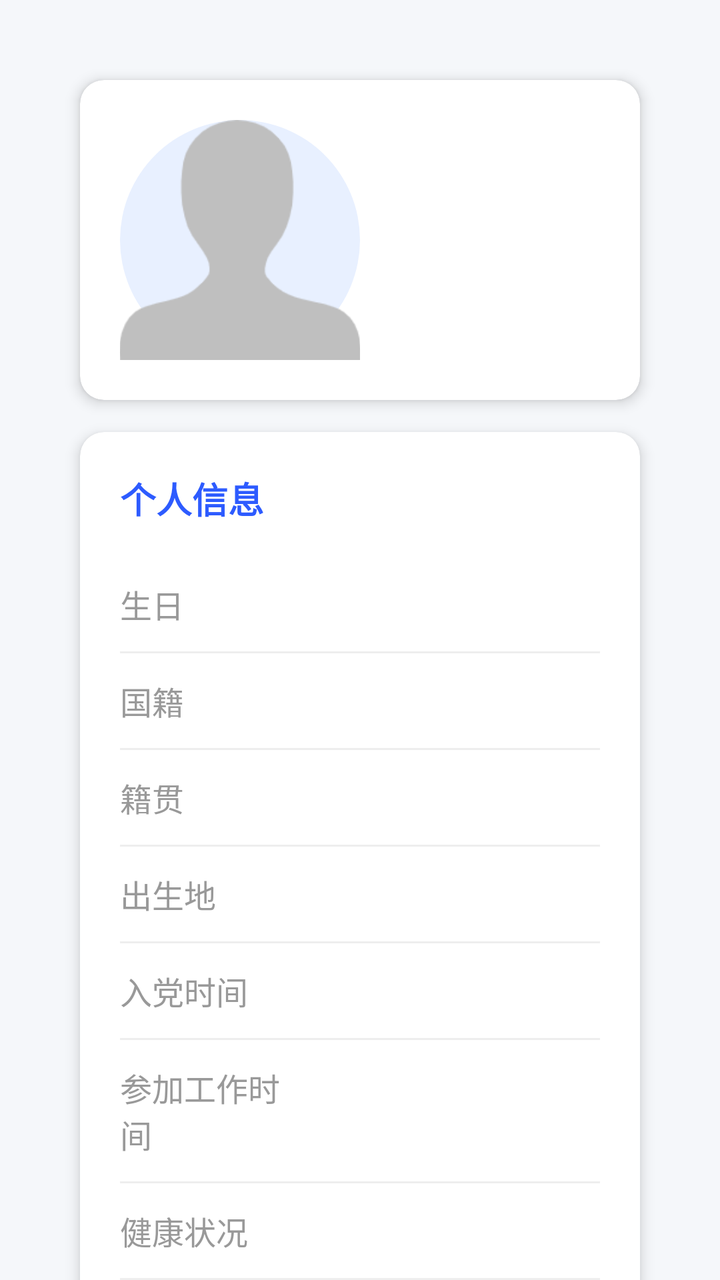
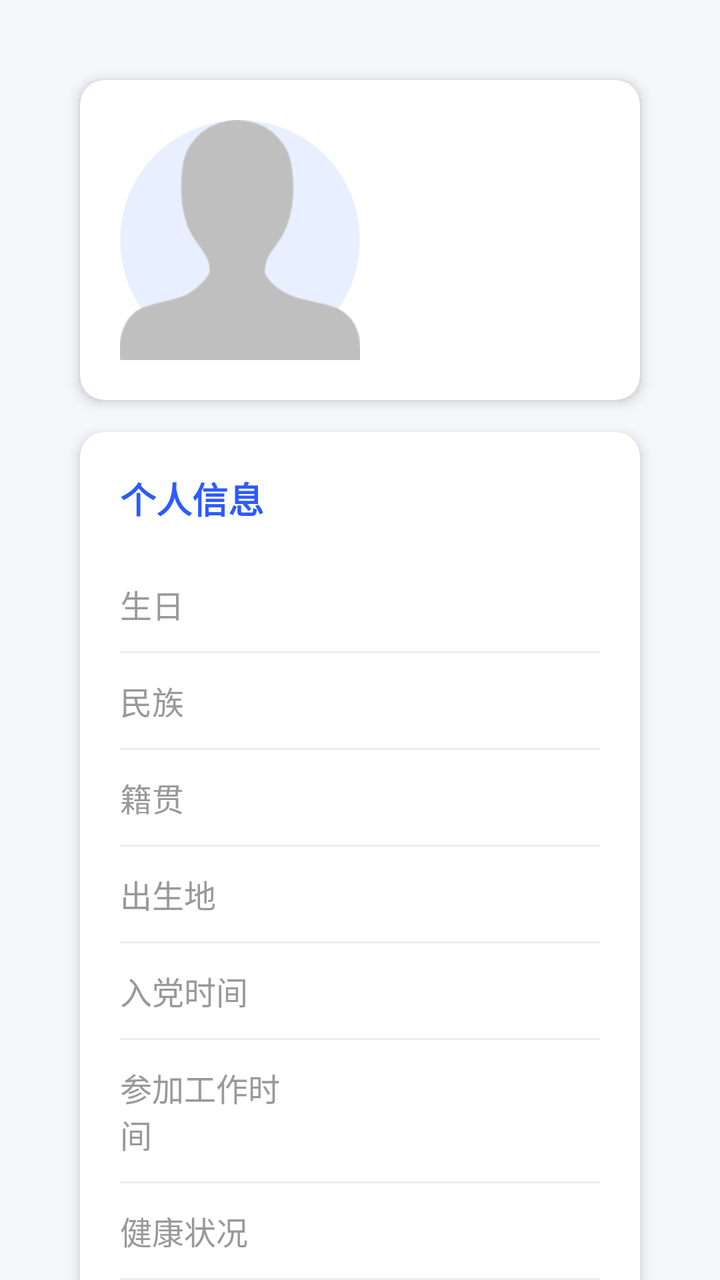

Two renders of the same Android screen: before a commit and after it. Below are the layout's source before the change and the commit's diff.
<!-- AndroidManifest.xml: application theme Theme.MyApplication -->
<!-- res/layout/activity_one_info.xml -->
<?xml version="1.0" encoding="utf-8"?>
<androidx.core.widget.NestedScrollView xmlns:android="http://schemas.android.com/apk/res/android"
    xmlns:app="http://schemas.android.com/apk/res-auto"
    android:layout_width="match_parent"
    android:layout_height="match_parent"
    android:background="@color/bg_page">

    <androidx.constraintlayout.widget.ConstraintLayout
        android:id="@+id/main"
        android:layout_width="match_parent"
        android:layout_height="wrap_content"
        android:padding="24dp">

        
        <androidx.cardview.widget.CardView
            android:id="@+id/top_info_card"
            android:layout_width="match_parent"
            android:layout_height="wrap_content"
            android:layout_marginTop="16dp"
            android:layout_marginBottom="16dp"
            android:layout_marginRight="16dp"
            android:layout_marginLeft="16dp"
            app:cardBackgroundColor="@color/bg_card"
            app:cardCornerRadius="12dp"
            app:cardElevation="4dp"
            app:layout_constraintTop_toTopOf="parent">

            <androidx.constraintlayout.widget.ConstraintLayout
                android:layout_width="match_parent"
                android:layout_height="wrap_content"
                android:padding="20dp">

                
                <ImageView
                    android:id="@+id/headpic_image_view"
                    android:layout_width="120dp"
                    android:layout_height="120dp"
                    android:background="@drawable/avatar_placeholder"
                    android:clipToOutline="true"
                    android:outlineProvider="bounds"
                    android:scaleType="centerCrop"
                    android:src="@drawable/z_headpic"
                    android:clickable="true"
                android:onClick="onHeadpicClick"
                android:foreground="?attr/selectableItemBackgroundBorderless"
                    app:layout_constraintStart_toStartOf="parent"
                    app:layout_constraintTop_toTopOf="parent" />


                
                <LinearLayout
                    android:layout_width="0dp"
                    android:layout_height="wrap_content"
                    android:layout_marginStart="20dp"
                    android:gravity="center_vertical"
                    android:orientation="vertical"
                    app:layout_constraintEnd_toEndOf="parent"
                    app:layout_constraintStart_toEndOf="@id/headpic_image_view"
                    app:layout_constraintTop_toTopOf="@id/headpic_image_view">

                    <TextView
                        android:id="@+id/name_text_view"
                        android:layout_width="wrap_content"
                        android:layout_height="wrap_content"
                        android:textColor="@color/text_title"
                        android:textSize="24sp"
                        android:textStyle="bold" />

                    <TextView
                        android:id="@+id/sex_text_view"
                        android:layout_width="wrap_content"
                        android:layout_height="wrap_content"
                        android:layout_marginTop="8dp"
                        android:textColor="@color/text_content"
                        android:textSize="16sp" />
                </LinearLayout>
            </androidx.constraintlayout.widget.ConstraintLayout>
        </androidx.cardview.widget.CardView>

        
        <androidx.cardview.widget.CardView
            android:id="@+id/personal_info_card"
            android:layout_width="match_parent"
            android:layout_height="wrap_content"
            android:layout_marginTop="16dp"
            android:layout_marginBottom="16dp"
            android:layout_marginRight="16dp"
            android:layout_marginLeft="16dp"
            app:cardBackgroundColor="@color/bg_card"
            app:cardCornerRadius="12dp"
            app:cardElevation="4dp"
            app:layout_constraintTop_toBottomOf="@id/top_info_card">

            <LinearLayout
                android:layout_width="match_parent"
                android:layout_height="wrap_content"
                android:orientation="vertical"
                android:padding="20dp">

                
                <TextView
                    android:id="@+id/personal_info_title"
                    android:layout_width="match_parent"
                    android:layout_height="wrap_content"
                    android:text="个人信息"
                    android:textColor="@color/primary"
                    android:textSize="18sp"
                    android:textStyle="bold" />

                
                <LinearLayout
                    android:layout_width="match_parent"
                    android:layout_height="wrap_content"
                    android:layout_marginTop="16dp"
                    android:divider="@drawable/divider_line"
                    android:orientation="vertical"
                    android:showDividers="middle">

                    
                    <LinearLayout
                        android:layout_width="match_parent"
                        android:layout_height="wrap_content"
                        android:orientation="horizontal"
                        android:paddingVertical="12dp">

                        <TextView
                            android:layout_width="0dp"
                            android:layout_height="wrap_content"
                            android:layout_weight="1"
                            android:text="生日"
                            android:textColor="@color/text_hint"
                            android:textSize="16sp" />

                        <TextView
                            android:id="@+id/birthday_text_view"
                            android:layout_width="0dp"
                            android:layout_height="wrap_content"
                            android:layout_weight="2"
                            android:gravity="end"
                            android:textColor="@color/text_content"
                            android:textSize="16sp" />
                    </LinearLayout>

                    
                    <LinearLayout
                        android:layout_width="match_parent"
                        android:layout_height="wrap_content"
                        android:orientation="horizontal"
                        android:paddingVertical="12dp">

                        <TextView
                            android:layout_width="0dp"
                            android:layout_height="wrap_content"
                            android:layout_weight="1"
                            android:text="国籍"
                            android:textColor="@color/text_hint"
                            android:textSize="16sp" />

                        <TextView
                            android:id="@+id/nationality_text_view"
                            android:layout_width="0dp"
                            android:layout_height="wrap_content"
                            android:layout_weight="2"
                            android:gravity="end"
                            android:textColor="@color/text_content"
                            android:textSize="16sp" />
                    </LinearLayout>
                    
                    <LinearLayout
                        android:layout_width="match_parent"
                        android:layout_height="wrap_content"
                        android:orientation="horizontal"
                        android:paddingVertical="12dp">

                        <TextView
                            android:layout_width="0dp"
                            android:layout_height="wrap_content"
                            android:layout_weight="1"
                            android:text="籍贯"
                            android:textColor="@color/text_hint"
                            android:textSize="16sp" />

                        <TextView
                            android:id="@+id/nativeplace_text_view"
                            android:layout_width="0dp"
                            android:layout_height="wrap_content"
                            android:layout_weight="2"
                            android:gravity="end"
                            android:textColor="@color/text_content"
                            android:textSize="16sp" />
                    </LinearLayout>
                    
                    <LinearLayout
                        android:layout_width="match_parent"
                        android:layout_height="wrap_content"
                        android:orientation="horizontal"
                        android:paddingVertical="12dp">

                        <TextView
                            android:layout_width="0dp"
                            android:layout_height="wrap_content"
                            android:layout_weight="1"
                            android:text="出生地"
                            android:textColor="@color/text_hint"
                            android:textSize="16sp" />

                        <TextView
                            android:id="@+id/birthplace_text_view"
                            android:layout_width="0dp"
                            android:layout_height="wrap_content"
                            android:layout_weight="2"
                            android:gravity="end"
                            android:textColor="@color/text_content"
                            android:textSize="16sp" />
                    </LinearLayout>

                    
                    <LinearLayout
                        android:layout_width="match_parent"
                        android:layout_height="wrap_content"
                        android:orientation="horizontal"
                        android:paddingVertical="12dp">

                        <TextView
                            android:layout_width="0dp"
                            android:layout_height="wrap_content"
                            android:layout_weight="1"
                            android:text="入党时间"
                            android:textColor="@color/text_hint"
                            android:textSize="16sp" />

                        <TextView
                            android:id="@+id/date_of_CPC_text_view"
                            android:layout_width="0dp"
                            android:layout_height="wrap_content"
                            android:layout_weight="2"
                            android:gravity="end"
                            android:textColor="@color/text_content"
                            android:textSize="16sp" />
                    </LinearLayout>

                    
                    <LinearLayout
                        android:layout_width="match_parent"
                        android:layout_height="wrap_content"
                        android:orientation="horizontal"
                        android:paddingVertical="12dp">

                        <TextView
                            android:layout_width="0dp"
                            android:layout_height="wrap_content"
                            android:layout_weight="1"
                            android:text="参加工作时间"
                            android:textColor="@color/text_hint"
                            android:textSize="16sp" />

                        <TextView
                            android:id="@+id/date_of_work_text_view"
                            android:layout_width="0dp"
                            android:layout_height="wrap_content"
                            android:layout_weight="2"
                            android:gravity="end"
                            android:textColor="@color/text_content"
                            android:textSize="16sp" />
                    </LinearLayout>
                    
                    <LinearLayout
                        android:layout_width="match_parent"
                        android:layout_height="wrap_content"
                        android:orientation="horizontal"
                        android:paddingVertical="12dp">

                        <TextView
                            android:layout_width="0dp"
                            android:layout_height="wrap_content"
                            android:layout_weight="1"
                            android:text="健康状况"
                            android:textColor="@color/text_hint"
                            android:textSize="16sp" />

                        <TextView
                            android:id="@+id/health_status_text_view"
                            android:layout_width="0dp"
                            android:layout_height="wrap_content"
                            android:layout_weight="2"
                            android:gravity="end"
                            android:textColor="@color/text_content"
                            android:textSize="16sp" />
                    </LinearLayout>
                    
                    <LinearLayout
                        android:layout_width="match_parent"
                        android:layout_height="wrap_content"
                        android:orientation="horizontal"
                        android:paddingVertical="12dp">

                        <TextView
                            android:layout_width="0dp"
                            android:layout_height="wrap_content"
                            android:layout_weight="1"
                            android:text="技术职称"
                            android:textColor="@color/text_hint"
                            android:textSize="16sp" />

                        <TextView
                            android:id="@+id/technical_position_text_view"
                            android:layout_width="0dp"
                            android:layout_height="wrap_content"
                            android:layout_weight="2"
                            android:gravity="end"
                            android:textColor="@color/text_content"
                            android:textSize="16sp" />
                    </LinearLayout>
                    
                    <LinearLayout
                        android:layout_width="match_parent"
                        android:layout_height="wrap_content"
                        android:orientation="horizontal"
                        android:paddingVertical="12dp">

                        <TextView
                            android:layout_width="0dp"
                            android:layout_height="wrap_content"
                            android:layout_weight="1"
                            android:text="人才类别"
                            android:textColor="@color/text_hint"
                            android:textSize="16sp" />

                        <TextView
                            android:id="@+id/talent_text_view"
                            android:layout_width="0dp"
                            android:layout_height="wrap_content"
                            android:layout_weight="2"
                            android:gravity="end"
                            android:textColor="@color/text_content"
                            android:textSize="16sp" />
                    </LinearLayout>
                    
                    <LinearLayout
                        android:layout_width="match_parent"
                        android:layout_height="wrap_content"
                        android:orientation="horizontal"
                        android:paddingVertical="12dp">

                        <TextView
                            android:layout_width="0dp"
                            android:layout_height="wrap_content"
                            android:layout_weight="1"
                            android:text="全日制学历"
                            android:textColor="@color/text_hint"
                            android:textSize="16sp" />

                        <TextView
                            android:id="@+id/full_time_schooling_text_view"
                            android:layout_width="0dp"
                            android:layout_height="wrap_content"
                            android:layout_weight="2"
                            android:gravity="end"
                            android:textColor="@color/text_content"
                            android:textSize="16sp" />
                    </LinearLayout>
                    
                    <LinearLayout
                        android:layout_width="match_parent"
                        android:layout_height="wrap_content"
                        android:orientation="horizontal"
                        android:paddingVertical="12dp">

                        <TextView
                            android:layout_width="0dp"
                            android:layout_height="wrap_content"
                            android:layout_weight="1"
                            android:text="全日制学校及专业"
                            android:textColor="@color/text_hint"
                            android:textSize="16sp" />

                        <TextView
                            android:id="@+id/school_and_major_text_view"
                            android:layout_width="0dp"
                            android:layout_height="wrap_content"
                            android:layout_weight="2"
                            android:gravity="end"
                            android:textColor="@color/text_content"
                            android:textSize="16sp" />
                    </LinearLayout>
                    
                    <LinearLayout
                        android:layout_width="match_parent"
                        android:layout_height="wrap_content"
                        android:orientation="horizontal"
                        android:paddingVertical="12dp">

                        <TextView
                            android:layout_width="0dp"
                            android:layout_height="wrap_content"
                            android:layout_weight="1"
                            android:text="在职教育"
                            android:textColor="@color/text_hint"
                            android:textSize="16sp" />

                        <TextView
                            android:id="@+id/inservice_education_text_view"
                            android:layout_width="0dp"
                            android:layout_height="wrap_content"
                            android:layout_weight="2"
                            android:gravity="end"
                            android:textColor="@color/text_content"
                            android:textSize="16sp" />
                    </LinearLayout>
                    
                    <LinearLayout
                        android:layout_width="match_parent"
                        android:layout_height="wrap_content"
                        android:orientation="horizontal"
                        android:paddingVertical="12dp">

                        <TextView
                            android:layout_width="0dp"
                            android:layout_height="wrap_content"
                            android:layout_weight="1"
                            android:text="在职学校及专业"
                            android:textColor="@color/text_hint"
                            android:textSize="16sp" />

                        <TextView
                            android:id="@+id/school_and_major2_text_view"
                            android:layout_width="0dp"
                            android:layout_height="wrap_content"
                            android:layout_weight="2"
                            android:gravity="end"
                            android:textColor="@color/text_content"
                            android:textSize="16sp" />
                    </LinearLayout>
                    
                    <LinearLayout
                        android:layout_width="match_parent"
                        android:layout_height="wrap_content"
                        android:orientation="horizontal"
                        android:paddingVertical="12dp">

                        <TextView
                            android:layout_width="0dp"
                            android:layout_height="wrap_content"
                            android:layout_weight="1"
                            android:text="现任职务"
                            android:textColor="@color/text_hint"
                            android:textSize="16sp" />

                        <TextView
                            android:id="@+id/current_position_text_view"
                            android:layout_width="0dp"
                            android:layout_height="wrap_content"
                            android:layout_weight="2"
                            android:gravity="end"
                            android:textColor="@color/text_content"
                            android:textSize="16sp" />
                    </LinearLayout>
                    
                    <LinearLayout
                        android:layout_width="match_parent"
                        android:layout_height="wrap_content"
                        android:orientation="horizontal"
                        android:paddingVertical="12dp">

                        <TextView
                            android:layout_width="0dp"
                            android:layout_height="wrap_content"
                            android:layout_weight="1"
                            android:text="拟提职务"
                            android:textColor="@color/text_hint"
                            android:textSize="16sp" />

                        <TextView
                            android:id="@+id/proposed_position_text_view"
                            android:layout_width="0dp"
                            android:layout_height="wrap_content"
                            android:layout_weight="2"
                            android:gravity="end"
                            android:textColor="@color/text_content"
                            android:textSize="16sp" />
                    </LinearLayout>
                    
                    <LinearLayout
                        android:layout_width="match_parent"
                        android:layout_height="wrap_content"
                        android:orientation="horizontal"
                        android:paddingVertical="12dp">

                        <TextView
                            android:layout_width="0dp"
                            android:layout_height="wrap_content"
                            android:layout_weight="1"
                            android:text="拟免职务"
                            android:textColor="@color/text_hint"
                            android:textSize="16sp" />

                        <TextView
                            android:id="@+id/proposed_removal_text_view"
                            android:layout_width="0dp"
                            android:layout_height="wrap_content"
                            android:layout_weight="2"
                            android:gravity="end"
                            android:textColor="@color/text_content"
                            android:textSize="16sp" />
                    </LinearLayout>

                    
                    
                </LinearLayout>
            </LinearLayout>
        </androidx.cardview.widget.CardView>

        
        
        
        <androidx.cardview.widget.CardView
            android:id="@+id/other_info_card"
            android:layout_width="match_parent"
            android:layout_height="wrap_content"
            android:layout_marginTop="16dp"
            android:layout_marginBottom="16dp"
            android:layout_marginRight="16dp"
            android:layout_marginLeft="16dp"
            app:cardBackgroundColor="@color/bg_card"
            app:cardCornerRadius="12dp"
            app:cardElevation="4dp"
            app:layout_constraintTop_toBottomOf="@id/personal_info_card">

            <LinearLayout
                android:layout_width="match_parent"
                android:layout_height="wrap_content"
                android:orientation="vertical"
                android:padding="20dp">

                
                <TextView
                    android:id="@+id/other_info_title"
                    android:layout_width="match_parent"
                    android:layout_height="wrap_content"
                    android:text="其他信息"
                    android:textColor="@color/primary"
                    android:textSize="18sp"
                    android:textStyle="bold" />

                
                <LinearLayout
                    android:layout_width="match_parent"
                    android:layout_height="wrap_content"
                    android:layout_marginTop="16dp"
                    android:divider="@drawable/divider_line"
                    android:orientation="vertical"
                    android:showDividers="middle">

                    
                    <LinearLayout
                        android:layout_width="match_parent"
                        android:layout_height="wrap_content"
                        android:orientation="vertical"
                        android:paddingVertical="12dp">

                        <TextView
                            android:layout_width="match_parent"
                            android:layout_height="wrap_content"
                            android:text="工作经历"
                            android:textColor="@color/text_hint"
                            android:textSize="16sp" />

                        <TextView
                            android:id="@+id/work_experience_text_view"
                            android:layout_width="match_parent"
                            android:layout_height="wrap_content"
                            android:layout_marginTop="4dp"
                            android:textColor="@color/text_content"
                            android:textSize="16sp" />
                    </LinearLayout>

                    
                    <LinearLayout
                        android:layout_width="match_parent"
                        android:layout_height="wrap_content"
                        android:orientation="vertical"
                        android:paddingVertical="12dp">

                        <TextView
                            android:layout_width="match_parent"
                            android:layout_height="wrap_content"
                            android:text="奖励情况"
                            android:textColor="@color/text_hint"
                            android:textSize="16sp" />

                        <TextView
                            android:id="@+id/reward_text_view"
                            android:layout_width="match_parent"
                            android:layout_height="wrap_content"
                            android:layout_marginTop="4dp"
                            android:textColor="@color/text_content"
                            android:textSize="16sp" />
                    </LinearLayout>

                    
                    <LinearLayout
                        android:layout_width="match_parent"
                        android:layout_height="wrap_content"
                        android:orientation="vertical"
                        android:paddingVertical="12dp">

                        <TextView
                            android:layout_width="match_parent"
                            android:layout_height="wrap_content"
                            android:text="年度考核情况"
                            android:textColor="@color/text_hint"
                            android:textSize="16sp" />

                        <TextView
                            android:id="@+id/annual_assessment_text_view"
                            android:layout_width="match_parent"
                            android:layout_height="wrap_content"
                            android:layout_marginTop="4dp"
                            android:textColor="@color/text_content"
                            android:textSize="16sp" />
                    </LinearLayout>

                    
                    <LinearLayout
                        android:layout_width="match_parent"
                        android:layout_height="wrap_content"
                        android:orientation="vertical"
                        android:paddingVertical="12dp">

                        <TextView
                            android:layout_width="match_parent"
                            android:layout_height="wrap_content"
                            android:text="提免理由"
                            android:textColor="@color/text_hint"
                            android:textSize="16sp" />

                        <TextView
                            android:id="@+id/reasons_text_view"
                            android:layout_width="match_parent"
                            android:layout_height="wrap_content"
                            android:layout_marginTop="4dp"
                            android:textColor="@color/text_content"
                            android:textSize="16sp" />
                    </LinearLayout>
                    
                    <LinearLayout
                        android:layout_width="match_parent"
                        android:layout_height="wrap_content"
                        android:orientation="vertical"
                        android:paddingVertical="12dp">
                        <TextView
                            android:layout_width="match_parent"
                            android:layout_height="wrap_content"
                            android:text="家庭信息"
                            android:textColor="@color/text_hint"
                            android:textSize="16sp" />
                        <TextView
                            android:id="@+id/family_text_view"
                            android:layout_width="match_parent"
                            android:layout_height="wrap_content"
                            android:layout_marginTop="4dp"
                            android:textColor="@color/text_content"
                            android:textSize="16sp" />
                    </LinearLayout>



                </LinearLayout>
            </LinearLayout>
        </androidx.cardview.widget.CardView>

    </androidx.constraintlayout.widget.ConstraintLayout>
</androidx.core.widget.NestedScrollView>
<!-- resources referenced by this layout -->
<resources>
  <color name="bg_card">#FFFFFF</color>
  <color name="bg_page">#F5F7FA</color>
  <color name="primary">#2D5BFF</color>
  <color name="text_content">#666666</color>
  <color name="text_hint">#999999</color>
  <color name="text_title">#222222</color>
  <!-- drawable avatar_placeholder (drawable) -->
  <shape xmlns:android="http://schemas.android.com/apk/res/android"
      android:shape="oval">
      <solid android:color="@color/primary_light" />
  </shape>
  <!-- drawable divider_line (drawable) -->
  <shape xmlns:android="http://schemas.android.com/apk/res/android"
      android:shape="rectangle">
      <solid android:color="@color/divider" />
      <size android:height="1dp" />
  </shape>
  <!-- drawable z_headpic: png bitmap (drawable, 5203 bytes) -->
  <style name="Theme.MyApplication" parent="Theme.MaterialComponents.DayNight.DarkActionBar">
          
          <item name="colorPrimary">@color/purple_500</item>
          <item name="colorPrimaryVariant">@color/purple_700</item>
          <item name="colorOnPrimary">@color/white</item>
          
          <item name="colorSecondary">@color/teal_200</item>
          <item name="colorSecondaryVariant">@color/teal_700</item>
          <item name="colorOnSecondary">@color/black</item>
          
          <item name="android:statusBarColor">?attr/colorPrimaryVariant</item>
          
      </style>
  <color name="primary_light">#E8F0FF</color>
  <color name="divider">#EEEEEE</color>
  <color name="purple_500">#FF6200EE</color>
  <color name="purple_700">#FF3700B3</color>
  <color name="white">#FFFFFFFF</color>
  <color name="teal_200">#FF03DAC5</color>
  <color name="teal_700">#FF018786</color>
  <color name="black">#FF000000</color>
</resources>

<!-- the commit's change to res/layout/activity_one_info.xml (unified diff, before → after) -->
@@ -152,7 +152,7 @@
                             android:layout_width="0dp"
                             android:layout_height="wrap_content"
                             android:layout_weight="1"
-                            android:text="国籍"
+                            android:text="民族"
                             android:textColor="@color/text_hint"
                             android:textSize="16sp" />
 
